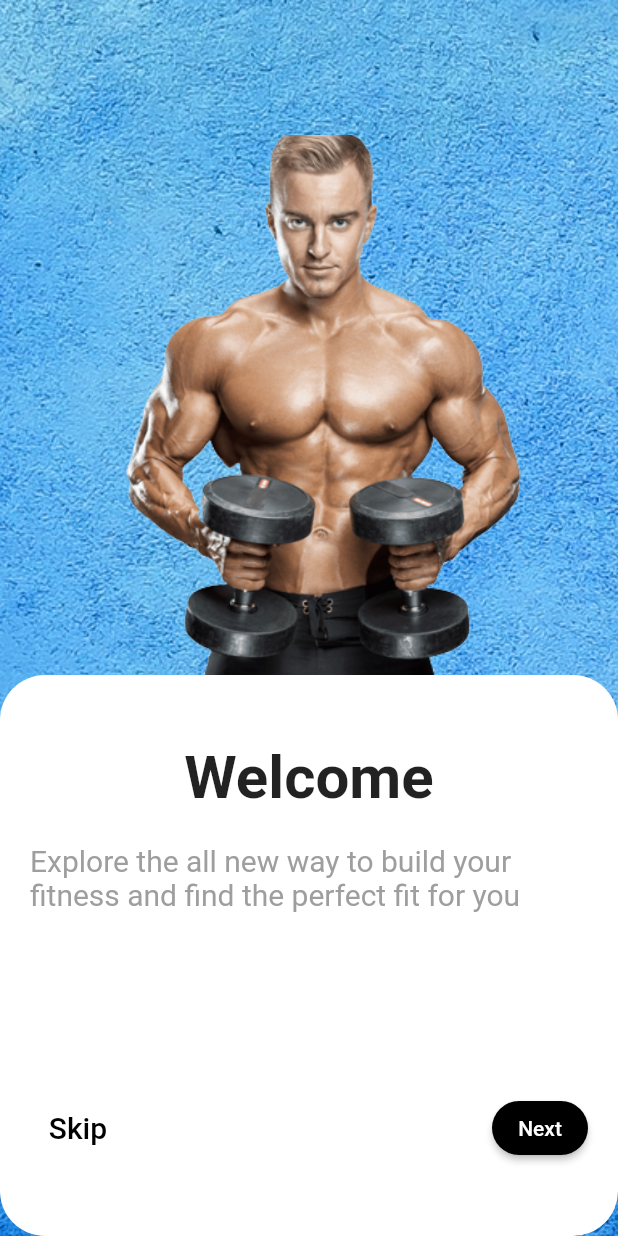
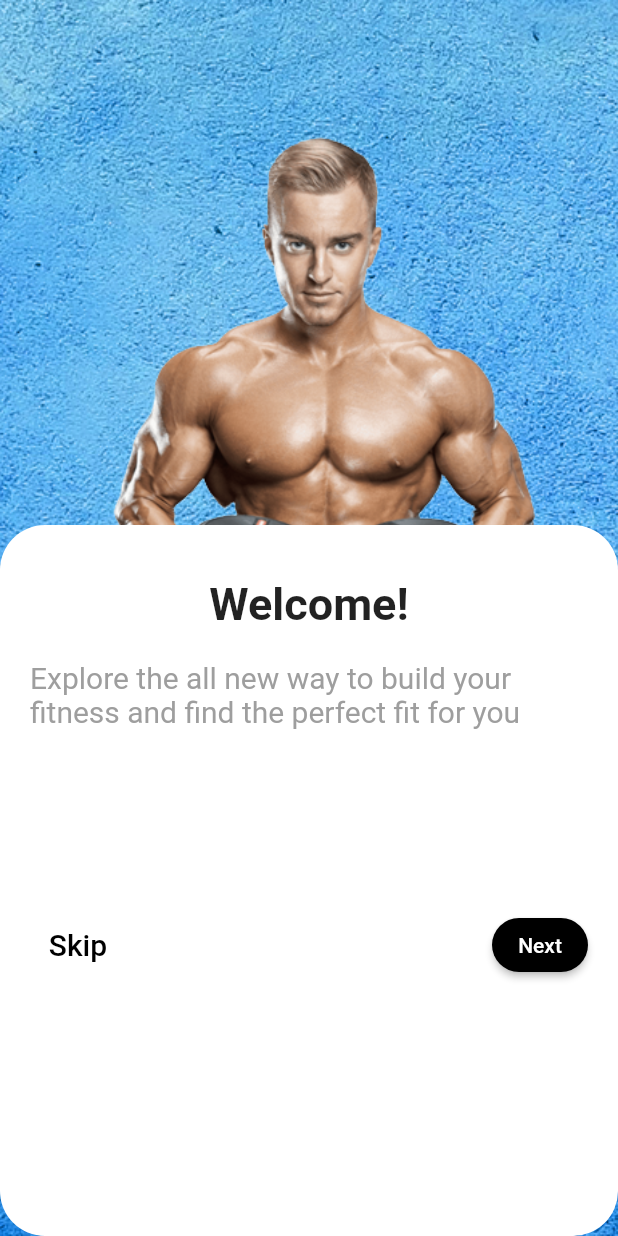
Before and after one commit to lionking0017/git_assignment_group_5, a Flutter app: the screen it shows after launch, on a phone screen of 412 x 824 dp. Run offline on Flutter 3.47's test engine with Material 2 defaults, Android fonts, the phone set to English and light mode, and no system bars.

Commit message:
philip iitial on homepage

```diff
--- a/lib/my_homepage.dart
+++ b/lib/my_homepage.dart
@@ -26,14 +26,14 @@ class _MyHomePageState extends State<MyHomePage> {
           padding: const EdgeInsets.only(top: 90.0),
           child: Container(
               width: MediaQuery.of(context).size.width,
-              height: 400,
+              height: 450,
               child: Image.asset(
                 "images/guy.png",
                 fit: BoxFit.cover,
               )),
         ),
         Padding(
-          padding: const EdgeInsets.only(top: 450.0),
+          padding: const EdgeInsets.only(top: 350.0),
           child: Container(
             width: MediaQuery.of(context).size.width,
             decoration: BoxDecoration(
@@ -44,11 +44,11 @@ class _MyHomePageState extends State<MyHomePage> {
                 crossAxisAlignment: CrossAxisAlignment.center,
                 children: [
                   const Padding(
-                    padding: EdgeInsets.only(top: 45.0),
+                    padding: EdgeInsets.only(top: 35.0),
                     child: Text(
-                      "Welcome",
+                      "Welcome!",
                       style:
-                          TextStyle(fontWeight: FontWeight.bold, fontSize: 40),
+                          TextStyle(fontWeight: FontWeight.bold, fontSize: 30),
                     ),
                   ),
                   const Padding(
@@ -62,7 +62,6 @@ class _MyHomePageState extends State<MyHomePage> {
                               color: Colors.grey),
                         ),
                       )),
-
                   Padding(
                     padding: const EdgeInsets.only(top: 100.0),
                     child: Row(
```
Also changed, not shown: pubspec.yaml (+6 -9 lines), lib/screen2.dart (added), pubspec.lock.
